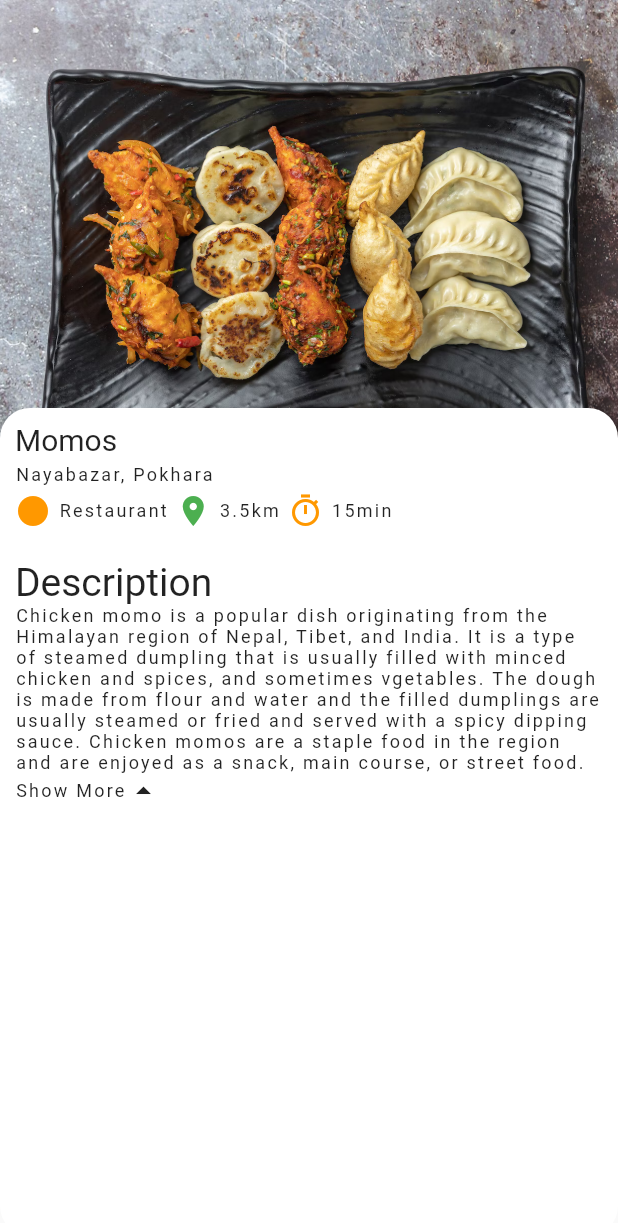
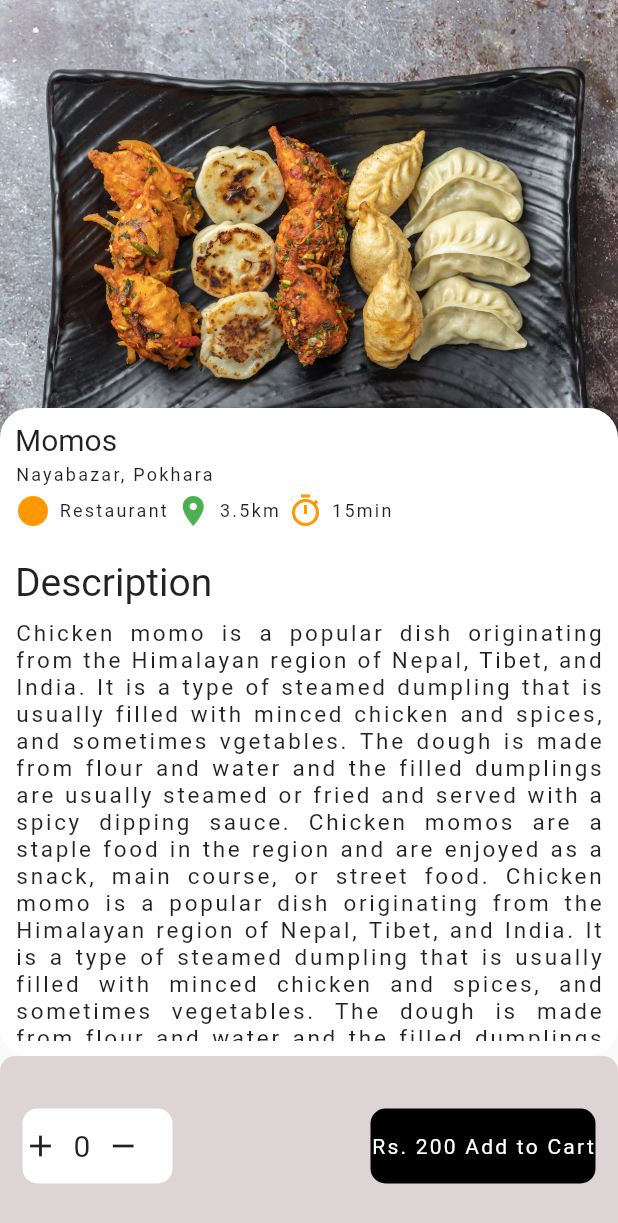
Before and after one commit to ankitsubedi89/food-delivery-app, a Flutter app: the FoodDetails screen opened directly, after a tap on "Show More", on a phone screen of 412 x 824 dp. Shown: the top 1223 px of the screen. Run offline on Flutter 3.47's test engine with Material 2 defaults, Android fonts, the phone set to English and light mode, and no system bars; our stand-ins replace dots_indicator, flutter_screenutil, get; missing offline and left inert: dart:ffi; Roboto replaces fonts that are missing (Raleway).

Commit message:
movable screen with description

```diff
--- a/lib/main.dart
+++ b/lib/main.dart
@@ -18,7 +18,7 @@ class MyApp extends StatelessWidget {
       theme: ThemeData(
         primarySwatch: Colors.blue,
       ),
-      home: AddToCart(text: "0",),
+      home: FoodDetails(),
     );
   }
 }
--- a/lib/pages/food/food_details.dart
+++ b/lib/pages/food/food_details.dart
@@ -1,4 +1,5 @@
 import 'package:flutter/material.dart';
+import 'package:flutter_catalog/widgets/add_to_cart.dart';
 import 'package:flutter_catalog/widgets/description_text.dart';
 
 import '../../widgets/big_text.dart';
@@ -28,7 +29,7 @@ class FoodDetails extends StatelessWidget {
           ),
         ),
         Positioned(
-            top: _mediaQuery.size.height*0.33,
+            top: _mediaQuery.size.height * 0.33,
             bottom: 0,
             left: 0,
             right: 0,
@@ -39,7 +40,9 @@ class FoodDetails extends StatelessWidget {
               ),
               child: Container(
                 decoration: BoxDecoration(
-                    borderRadius: BorderRadius.only(topRight: Radius.circular(10),topLeft: Radius.circular(10))),
+                    borderRadius: BorderRadius.only(
+                        topRight: Radius.circular(10),
+                        topLeft: Radius.circular(10))),
                 child: Padding(
                   padding: const EdgeInsets.all(10),
                   child: Column(
@@ -76,14 +79,63 @@ class FoodDetails extends StatelessWidget {
                         ],
                       ),
                       SizedBox(height: _mediaQuery.size.height * 0.025),
-                      BigText(text: "Description" ,size: 26),
-                      DescriptionText(text: "Chicken momo is a popular dish originating from the Himalayan region of Nepal, Tibet, and India. It is a type of steamed dumpling that is usually filled with minced chicken and spices, and sometimes vegetables. The dough is made from flour and water and the filled dumplings are usually steamed or fried and served with a spicy dipping sauce. Chicken momos are a staple food in the region and are enjoyed as a snack, main course, or street food.")
+                      BigText(text: "Description", size: 26),
+                      SizedBox(height: 10,),
+                      Expanded(
+                          child: SingleChildScrollView(
+                              child: DescriptionText(
+                                  text:
+                                      "Chicken momo is a popular dish originating from the Himalayan region of Nepal, Tibet, and India. It is a type of steamed dumpling that is usually filled with minced chicken and spices, and sometimes vegetables. The dough is made from flour and water and the filled dumplings are usually steamed or fried and served with a spicy dipping sauce. Chicken momos are a staple food in the region and are enjoyed as a snack, main course, or street food. Chicken momo is a popular dish originating from the Himalayan region of Nepal, Tibet, and India. It is a type of steamed dumpling that is usually filled with minced chicken and spices, and sometimes vegetables. The dough is made from flour and water and the filled dumplings are usually steamed or fried and served with a spicy dipping sauce. Chicken momos are a staple food in the region and are enjoyed as a snack, main course, or street food.",
+                                      )))
                     ],
                   ),
                 ),
               ),
             ))
       ]),
+      bottomNavigationBar: Container(
+        height: 120,
+        // width: 150,
+        padding: EdgeInsets.all(15),
+        decoration: BoxDecoration(
+            borderRadius: BorderRadius.only(
+                topLeft: Radius.circular(10), topRight: Radius.circular(10)),
+            color: Color.fromARGB(199, 213, 203, 203)),
+        child: Row(
+          mainAxisAlignment: MainAxisAlignment.spaceBetween,
+          children: [
+            Center(
+              child: Container(
+                  height: 50,
+                  width: 100,
+                  decoration: BoxDecoration(
+                      color: Colors.white,
+                      borderRadius: BorderRadius.circular(10)),
+                  child: Row(
+                    children: [
+                      Icon(Icons.add),
+                      SizedBox(width: 10),
+                      BigText(text: "0"),
+                      SizedBox(width: 10),
+                      Icon(Icons.remove)
+                    ],
+                  )),
+            ),
+            Container(
+              height: 50,
+              width: 150,
+              decoration: BoxDecoration(
+                  color: Colors.black, borderRadius: BorderRadius.circular(10)),
+              child: Center(
+                  child: SmallText(
+                text: "Rs. 200 Add to Cart",
+                size: 14,
+                color: Colors.white,
+              )),
+            )
+          ],
+        ),
+      ),
     );
   }
 }
--- a/lib/widgets/description_text.dart
+++ b/lib/widgets/description_text.dart
@@ -46,7 +46,7 @@ class _DescriptionTextState extends State<DescriptionText> {
                 SmallText(
                     text: hideText
                         ? (firstHalf + "...")
-                        : (firstHalf + secondHalf)),
+                        : (firstHalf + secondHalf), lineSpacing: 1.8, size: 15,),
                 InkWell(
                   onTap: (() {
                     setState((){
@@ -56,7 +56,7 @@ class _DescriptionTextState extends State<DescriptionText> {
                   }),
                   child: Row(
                     children: [
-                      SmallText(text: "Show More"),
+                      SmallText(text: "Show More", size: 15,lineSpacing: 1.8,),
                       Icon(hideText?Icons.arrow_drop_down: Icons.arrow_drop_up)
                     ],
                   ),
--- a/lib/widgets/small_text.dart
+++ b/lib/widgets/small_text.dart
@@ -10,7 +10,7 @@ class SmallText extends StatelessWidget {
       this.color,
       required this.text,
       this.size = 12,
-      this.lineSpacing = 1.5});
+      this.lineSpacing = 1.5,});
 
   @override
   Widget build(BuildContext context) {
@@ -22,6 +22,7 @@ class SmallText extends StatelessWidget {
           color: color,
           letterSpacing: lineSpacing,
            fontWeight: FontWeight.w400),
+           textAlign: TextAlign.justify,
     );
   }
 }
```
Also changed, not shown: lib/widgets/add_to_cart.dart (+21 -3 lines).
